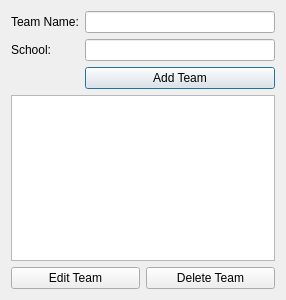
This is src/registration_app/team_table.ui in trigger-happy/Cerberus as Qt 5 draws it before an edit. The edited form follows.
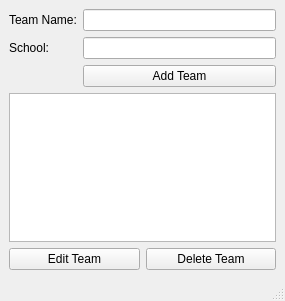
This is the edited form.

Commit message: managed to remove the unneeded window at the back of reg app

Patch:
```diff
--- a/src/registration_app/team_table.ui
+++ b/src/registration_app/team_table.ui
@@ -1,18 +1,21 @@
 <?xml version="1.0" encoding="UTF-8"?>
 <ui version="4.0">
  <class>team_table_wnd</class>
- <widget class="QDialog" name="team_table_wnd">
+ <widget class="QMainWindow" name="team_table_wnd">
   <property name="geometry">
    <rect>
     <x>0</x>
     <y>0</y>
-    <width>286</width>
-    <height>300</height>
+    <width>285</width>
+    <height>301</height>
    </rect>
   </property>
   <property name="windowTitle">
    <string>Team View</string>
   </property>
+  <widget class="QWidget" name="centralwidget">
+   <layout class="QVBoxLayout" name="verticalLayout_2">
+    <item>
   <layout class="QVBoxLayout" name="verticalLayout">
    <item>
     <layout class="QFormLayout" name="formLayout">
@@ -52,15 +55,15 @@
     <widget class="QListWidget" name="team_listview"/>
    </item>
    <item>
-    <layout class="QGridLayout" name="gridLayout">
-     <item row="0" column="0">
+       <layout class="QHBoxLayout" name="horizontalLayout">
+        <item>
       <widget class="QPushButton" name="team_edit_btn">
        <property name="text">
         <string>Edit Team</string>
        </property>
       </widget>
      </item>
-     <item row="0" column="1">
+        <item>
       <widget class="QPushButton" name="team_delete_btn">
        <property name="text">
         <string>Delete Team</string>
@@ -70,6 +73,10 @@
     </layout>
    </item>
   </layout>
+    </item>
+   </layout>
+  </widget>
+  <widget class="QStatusBar" name="statusbar"/>
  </widget>
  <resources/>
  <connections/>
```
Lines whose indentation alone changed are shown as unchanged. The commit also changes 3 other files.
